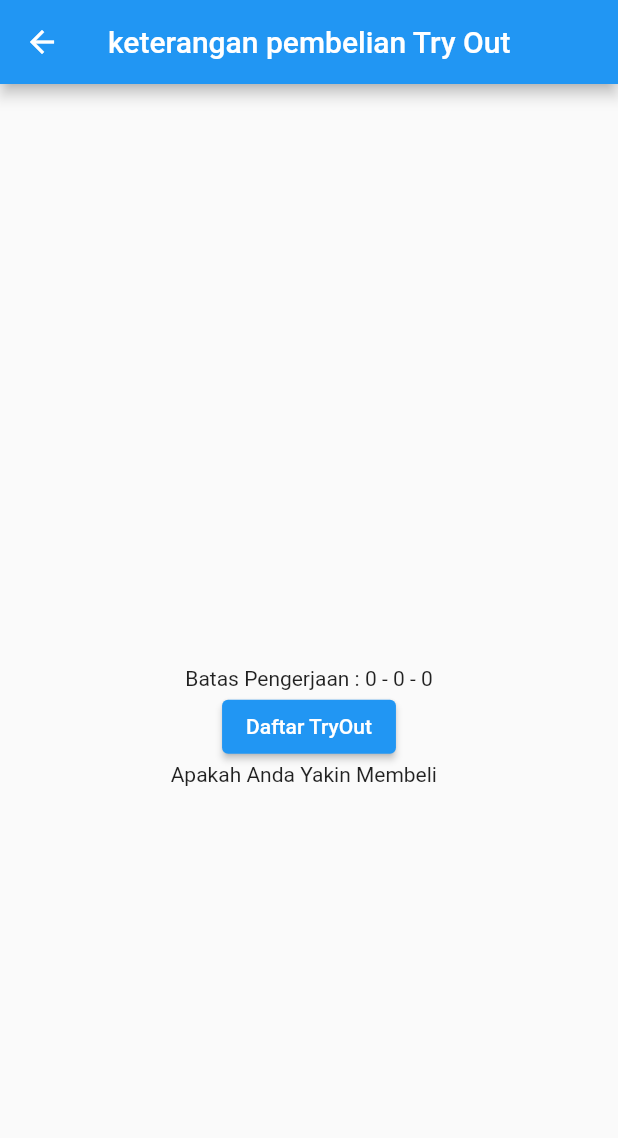
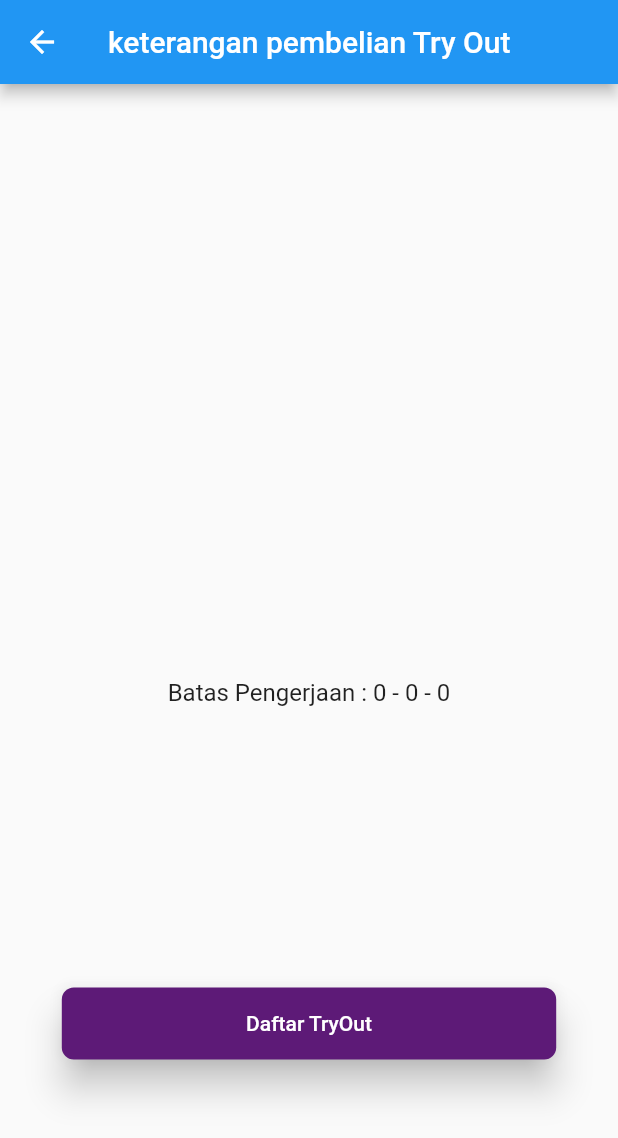
Before and after one commit to NotEngginer87/DnQ_Education, a Flutter app: the KonfirmasiBeliTO screen opened directly with empty values, on a phone screen of 412 x 824 dp. Shown: the top 1138 px of the screen. Run offline on Flutter 3.47's test engine with Material 2 defaults, Android fonts, the light colour scheme and no system bars; our stand-ins replace cloud_firestore, firebase_auth, firebase_core, google_fonts, google_nav_bar, google_sign_in and 1 more; accounts and stored records are empty.

Commit message:
commit 1 dong

```diff
--- a/lib/Beli TryOut/KonfirmasiBeliTryOut.dart
+++ b/lib/Beli TryOut/KonfirmasiBeliTryOut.dart
@@ -34,6 +34,16 @@ class KonfirmasiBeliTO extends StatefulWidget {
 class _KonfirmasiBeliTOState extends State<KonfirmasiBeliTO> {
   @override
   Widget build(BuildContext context) {
+    final ButtonStyle ButtonLebar = ElevatedButton.styleFrom(
+      onPrimary: Colors.white,
+      primary: Color(0xFF5d1a77),
+      elevation: 10,
+      minimumSize: Size(MediaQuery.of(context).size.width * 0.8, 48),
+      padding: EdgeInsets.symmetric(horizontal: 16),
+      shape: const RoundedRectangleBorder(
+        borderRadius: BorderRadius.all(Radius.circular(8)),
+      ),
+    );
     return Scaffold(
         appBar: AppBar(
           title: Text('keterangan pembelian Try Out'),
@@ -42,18 +52,21 @@ class _KonfirmasiBeliTOState extends State<KonfirmasiBeliTO> {
           child: Padding(
             padding: EdgeInsets.all(24),
             child: Column(
-              mainAxisAlignment: MainAxisAlignment.center,
+              mainAxisAlignment: MainAxisAlignment.spaceAround,
               children: [
                 Text(
                   widget.namaTO,
                   style: TextStyle(fontSize: 30),
                 ),
+                Column(
+                  children: [
+
                     SizedBox(
                       height: 20,
                     ),
                     Text(
                       widget.keteranganTO,
-                  style: TextStyle(fontSize: 12),
+                      style: TextStyle(fontSize: 14),
                     ),
                     SizedBox(
                       height: 20,
@@ -62,15 +75,24 @@ class _KonfirmasiBeliTOState extends State<KonfirmasiBeliTO> {
                       mainAxisAlignment: MainAxisAlignment.center,
                       children: [
                         Text(
-                      'Batas Pengerjaan : ' + widget.timeTanggal.toString() + ' - ' + widget.timeBulan.toString() + ' - ' + widget.timeTahun.toString(),
-                      style: TextStyle(fontSize: 14),
+                          'Batas Pengerjaan : ' +
+                              widget.timeTanggal.toString() +
+                              ' - ' +
+                              widget.timeBulan.toString() +
+                              ' - ' +
+                              widget.timeTahun.toString(),
+                          style: TextStyle(fontSize: 16),
                         ),
-
+                      ],
+                    ),
                   ],
                 ),
 
-                ElevatedButton(onPressed: () {}, child: Text('Daftar TryOut')),
-                Text('Apakah Anda Yakin Membeli ' + widget.namaTO + ' '),
+                ElevatedButton(
+                  onPressed: () {},
+                  child: Text('Daftar TryOut'),
+                  style: ButtonLebar,
+                ),
               ],
             ),
           ),
```
Lines whose indentation alone changed are shown as unchanged.
